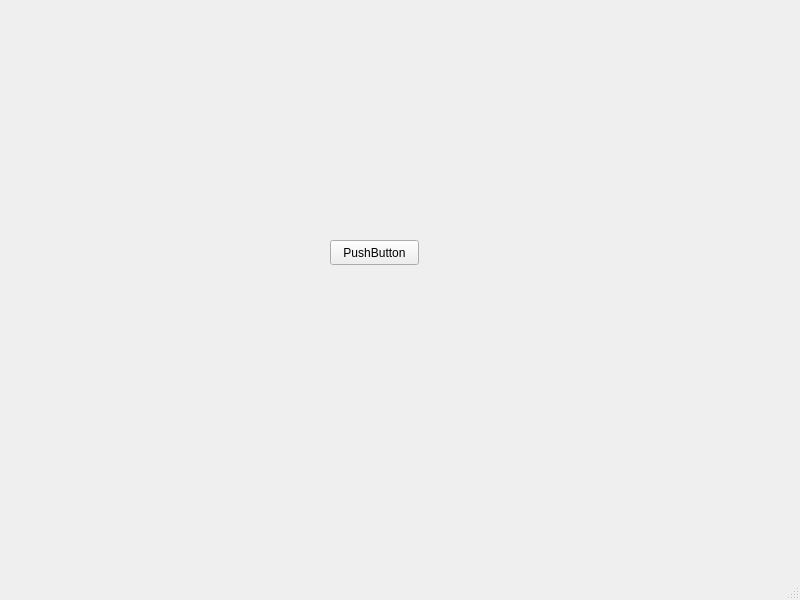
Qt form hw1/ui/hw1.ui (aben20807/cvdl2019) before a commit.
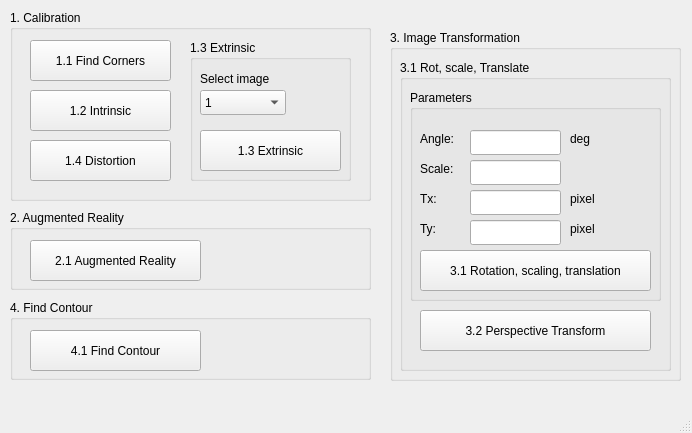
The same form after that commit.

Commit message: Finish ui design

Patch:
```diff
--- a/hw1/ui/hw1.ui
+++ b/hw1/ui/hw1.ui
@@ -6,26 +6,437 @@
    <rect>
     <x>0</x>
     <y>0</y>
-    <width>800</width>
-    <height>600</height>
+    <width>692</width>
+    <height>433</height>
    </rect>
   </property>
   <property name="windowTitle">
    <string>MainWindow</string>
   </property>
   <widget class="QWidget" name="centralwidget">
-   <widget class="QPushButton" name="pushButton">
+   <widget class="QGroupBox" name="groupBox">
     <property name="geometry">
      <rect>
-      <x>330</x>
-      <y>240</y>
-      <width>89</width>
-      <height>25</height>
+      <x>10</x>
+      <y>10</y>
+      <width>361</width>
+      <height>191</height>
      </rect>
     </property>
-    <property name="text">
-     <string>PushButton</string>
+    <property name="title">
+     <string>1. Calibration</string>
     </property>
+    <widget class="QPushButton" name="b1_1">
+     <property name="geometry">
+      <rect>
+       <x>20</x>
+       <y>30</y>
+       <width>141</width>
+       <height>41</height>
+      </rect>
+     </property>
+     <property name="text">
+      <string>1.1 Find Corners</string>
+     </property>
+    </widget>
+    <widget class="QPushButton" name="b1_2">
+     <property name="geometry">
+      <rect>
+       <x>20</x>
+       <y>80</y>
+       <width>141</width>
+       <height>41</height>
+      </rect>
+     </property>
+     <property name="text">
+      <string>1.2 Intrinsic</string>
+     </property>
+    </widget>
+    <widget class="QPushButton" name="b1_4">
+     <property name="geometry">
+      <rect>
+       <x>20</x>
+       <y>130</y>
+       <width>141</width>
+       <height>41</height>
+      </rect>
+     </property>
+     <property name="text">
+      <string>1.4 Distortion</string>
+     </property>
+    </widget>
+    <widget class="QGroupBox" name="groupBox_2">
+     <property name="geometry">
+      <rect>
+       <x>180</x>
+       <y>30</y>
+       <width>161</width>
+       <height>141</height>
+      </rect>
+     </property>
+     <property name="title">
+      <string>1.3 Extrinsic</string>
+     </property>
+     <widget class="QLabel" name="label">
+      <property name="geometry">
+       <rect>
+        <x>10</x>
+        <y>30</y>
+        <width>121</width>
+        <height>17</height>
+       </rect>
+      </property>
+      <property name="text">
+       <string>Select image</string>
+      </property>
+     </widget>
+     <widget class="QComboBox" name="c1_3">
+      <property name="geometry">
+       <rect>
+        <x>10</x>
+        <y>50</y>
+        <width>86</width>
+        <height>25</height>
+       </rect>
+      </property>
+      <item>
+       <property name="text">
+        <string>1</string>
+       </property>
+      </item>
+      <item>
+       <property name="text">
+        <string>2</string>
+       </property>
+      </item>
+      <item>
+       <property name="text">
+        <string>3</string>
+       </property>
+      </item>
+      <item>
+       <property name="text">
+        <string>4</string>
+       </property>
+      </item>
+      <item>
+       <property name="text">
+        <string>5</string>
+       </property>
+      </item>
+      <item>
+       <property name="text">
+        <string>6</string>
+       </property>
+      </item>
+      <item>
+       <property name="text">
+        <string>7</string>
+       </property>
+      </item>
+      <item>
+       <property name="text">
+        <string>8</string>
+       </property>
+      </item>
+      <item>
+       <property name="text">
+        <string>9</string>
+       </property>
+      </item>
+      <item>
+       <property name="text">
+        <string>10</string>
+       </property>
+      </item>
+      <item>
+       <property name="text">
+        <string>11</string>
+       </property>
+      </item>
+      <item>
+       <property name="text">
+        <string>12</string>
+       </property>
+      </item>
+      <item>
+       <property name="text">
+        <string>13</string>
+       </property>
+      </item>
+      <item>
+       <property name="text">
+        <string>14</string>
+       </property>
+      </item>
+      <item>
+       <property name="text">
+        <string>15</string>
+       </property>
+      </item>
+     </widget>
+     <widget class="QPushButton" name="b1_3">
+      <property name="geometry">
+       <rect>
+        <x>10</x>
+        <y>90</y>
+        <width>141</width>
+        <height>41</height>
+       </rect>
+      </property>
+      <property name="text">
+       <string>1.3 Extrinsic</string>
+      </property>
+     </widget>
+    </widget>
+   </widget>
+   <widget class="QGroupBox" name="groupBox_3">
+    <property name="geometry">
+     <rect>
+      <x>10</x>
+      <y>210</y>
+      <width>361</width>
+      <height>80</height>
+     </rect>
+    </property>
+    <property name="title">
+     <string>2. Augmented Reality</string>
+    </property>
+    <widget class="QPushButton" name="b2_1">
+     <property name="geometry">
+      <rect>
+       <x>20</x>
+       <y>30</y>
+       <width>171</width>
+       <height>41</height>
+      </rect>
+     </property>
+     <property name="text">
+      <string>2.1 Augmented Reality</string>
+     </property>
+    </widget>
+   </widget>
+   <widget class="QGroupBox" name="groupBox_4">
+    <property name="geometry">
+     <rect>
+      <x>390</x>
+      <y>30</y>
+      <width>291</width>
+      <height>351</height>
+     </rect>
+    </property>
+    <property name="title">
+     <string>3. Image Transformation</string>
+    </property>
+    <widget class="QGroupBox" name="groupBox_5">
+     <property name="geometry">
+      <rect>
+       <x>10</x>
+       <y>30</y>
+       <width>271</width>
+       <height>311</height>
+      </rect>
+     </property>
+     <property name="title">
+      <string>3.1 Rot, scale, Translate</string>
+     </property>
+     <widget class="QGroupBox" name="groupBox_6">
+      <property name="geometry">
+       <rect>
+        <x>10</x>
+        <y>30</y>
+        <width>251</width>
+        <height>211</height>
+       </rect>
+      </property>
+      <property name="title">
+       <string>Parameters</string>
+      </property>
+      <widget class="QLabel" name="label_2">
+       <property name="geometry">
+        <rect>
+         <x>10</x>
+         <y>40</y>
+         <width>67</width>
+         <height>17</height>
+        </rect>
+       </property>
+       <property name="text">
+        <string>Angle:</string>
+       </property>
+      </widget>
+      <widget class="QLabel" name="label_3">
+       <property name="geometry">
+        <rect>
+         <x>10</x>
+         <y>70</y>
+         <width>67</width>
+         <height>17</height>
+        </rect>
+       </property>
+       <property name="text">
+        <string>Scale:</string>
+       </property>
+      </widget>
+      <widget class="QLabel" name="label_4">
+       <property name="geometry">
+        <rect>
+         <x>10</x>
+         <y>100</y>
+         <width>67</width>
+         <height>17</height>
+        </rect>
+       </property>
+       <property name="text">
+        <string>Tx:</string>
+       </property>
+      </widget>
+      <widget class="QLabel" name="label_5">
+       <property name="geometry">
+        <rect>
+         <x>10</x>
+         <y>130</y>
+         <width>67</width>
+         <height>17</height>
+        </rect>
+       </property>
+       <property name="text">
+        <string>Ty:</string>
+       </property>
+      </widget>
+      <widget class="QLineEdit" name="t3_1_angle">
+       <property name="geometry">
+        <rect>
+         <x>60</x>
+         <y>40</y>
+         <width>91</width>
+         <height>25</height>
+        </rect>
+       </property>
+      </widget>
+      <widget class="QLineEdit" name="t3_1_scale">
+       <property name="geometry">
+        <rect>
+         <x>60</x>
+         <y>70</y>
+         <width>91</width>
+         <height>25</height>
+        </rect>
+       </property>
+      </widget>
+      <widget class="QLineEdit" name="t3_1_tx">
+       <property name="geometry">
+        <rect>
+         <x>60</x>
+         <y>100</y>
+         <width>91</width>
+         <height>25</height>
+        </rect>
+       </property>
+      </widget>
+      <widget class="QLineEdit" name="t3_1_ty">
+       <property name="geometry">
+        <rect>
+         <x>60</x>
+         <y>130</y>
+         <width>91</width>
+         <height>25</height>
+        </rect>
+       </property>
+      </widget>
+      <widget class="QLabel" name="label_6">
+       <property name="geometry">
+        <rect>
+         <x>160</x>
+         <y>40</y>
+         <width>67</width>
+         <height>17</height>
+        </rect>
+       </property>
+       <property name="text">
+        <string>deg</string>
+       </property>
+      </widget>
+      <widget class="QLabel" name="label_7">
+       <property name="geometry">
+        <rect>
+         <x>160</x>
+         <y>100</y>
+         <width>67</width>
+         <height>17</height>
+        </rect>
+       </property>
+       <property name="text">
+        <string>pixel</string>
+       </property>
+      </widget>
+      <widget class="QLabel" name="label_8">
+       <property name="geometry">
+        <rect>
+         <x>160</x>
+         <y>130</y>
+         <width>67</width>
+         <height>17</height>
+        </rect>
+       </property>
+       <property name="text">
+        <string>pixel</string>
+       </property>
+      </widget>
+      <widget class="QPushButton" name="b3_1">
+       <property name="geometry">
+        <rect>
+         <x>10</x>
+         <y>160</y>
+         <width>231</width>
+         <height>41</height>
+        </rect>
+       </property>
+       <property name="text">
+        <string>3.1 Rotation, scaling, translation</string>
+       </property>
+      </widget>
+     </widget>
+     <widget class="QPushButton" name="b3_2">
+      <property name="geometry">
+       <rect>
+        <x>20</x>
+        <y>250</y>
+        <width>231</width>
+        <height>41</height>
+       </rect>
+      </property>
+      <property name="text">
+       <string>3.2 Perspective Transform</string>
+      </property>
+     </widget>
+    </widget>
+   </widget>
+   <widget class="QGroupBox" name="groupBox_7">
+    <property name="geometry">
+     <rect>
+      <x>10</x>
+      <y>300</y>
+      <width>361</width>
+      <height>80</height>
+     </rect>
+    </property>
+    <property name="title">
+     <string>4. Find Contour</string>
+    </property>
+    <widget class="QPushButton" name="b4_1">
+     <property name="geometry">
+      <rect>
+       <x>20</x>
+       <y>30</y>
+       <width>171</width>
+       <height>41</height>
+      </rect>
+     </property>
+     <property name="text">
+      <string>4.1 Find Contour</string>
+     </property>
+    </widget>
    </widget>
   </widget>
   <widget class="QMenuBar" name="menubar">
```
Left out of the diff: 4 changed lines with no effect on the pictures.
